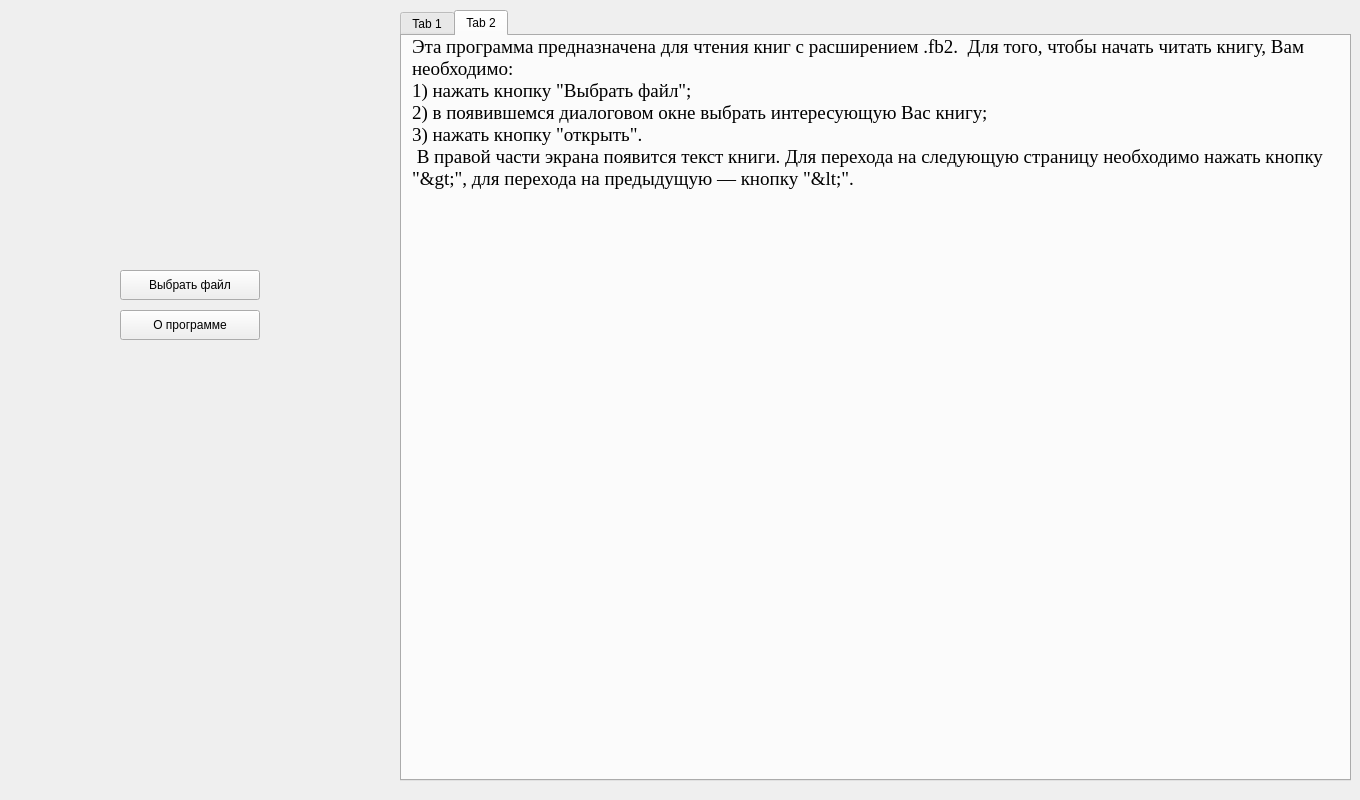
Qt form BookReader/mainwindow.ui (JIaBaLLIuK/BookReader) before a commit.
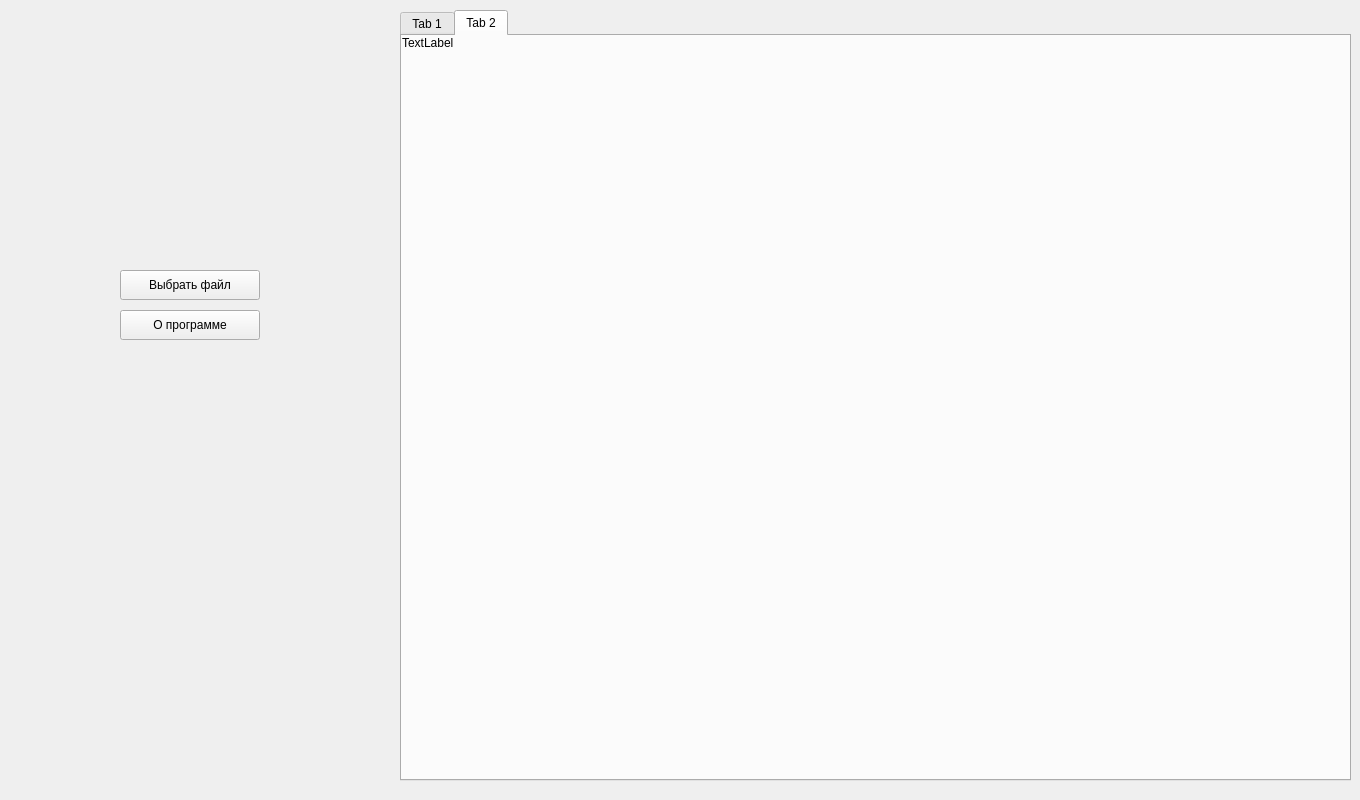
The same form after that commit.

Commit message: Added more styles and some private methods to configure main window

```diff
--- a/BookReader/mainwindow.ui
+++ b/BookReader/mainwindow.ui
@@ -86,31 +86,18 @@
      <widget class="QLabel" name="label">
       <property name="geometry">
        <rect>
-        <x>10</x>
+        <x>0</x>
         <y>0</y>
-        <width>931</width>
-        <height>731</height>
+        <width>930</width>
+        <height>745</height>
        </rect>
       </property>
-      <property name="font">
-       <font>
-        <family>Times New Roman</family>
-        <pointsize>14</pointsize>
-       </font>
-      </property>
       <property name="text">
-       <string>Эта программа предназначена для чтения книг с расширением .fb2.  Для того, чтобы начать читать книгу, Вам необходимо:
-1) нажать кнопку &quot;Выбрать файл&quot;;
-2) в появившемся диалоговом окне выбрать интересующую Вас книгу;
-3) нажать кнопку &quot;открыть&quot;.
- В правой части экрана появится текст книги. Для перехода на следующую страницу необходимо нажать кнопку &quot;&gt;&quot;, для перехода на предыдущую — кнопку &quot;&lt;&quot;. </string>
+       <string>TextLabel</string>
       </property>
       <property name="alignment">
        <set>Qt::AlignLeading|Qt::AlignLeft|Qt::AlignTop</set>
       </property>
-      <property name="wordWrap">
-       <bool>true</bool>
-      </property>
      </widget>
     </widget>
    </widget>
```
Left out of the diff: 2 changed lines with no effect on the pictures. The commit also changes 5 other files.
